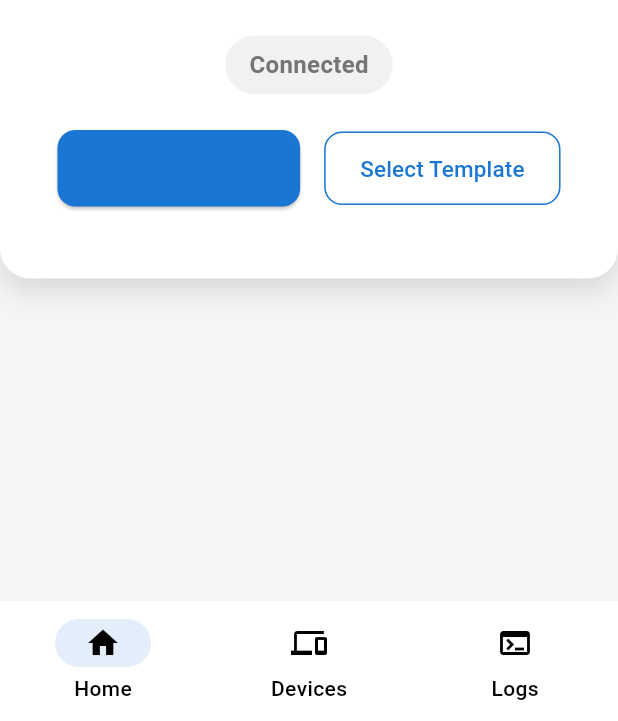
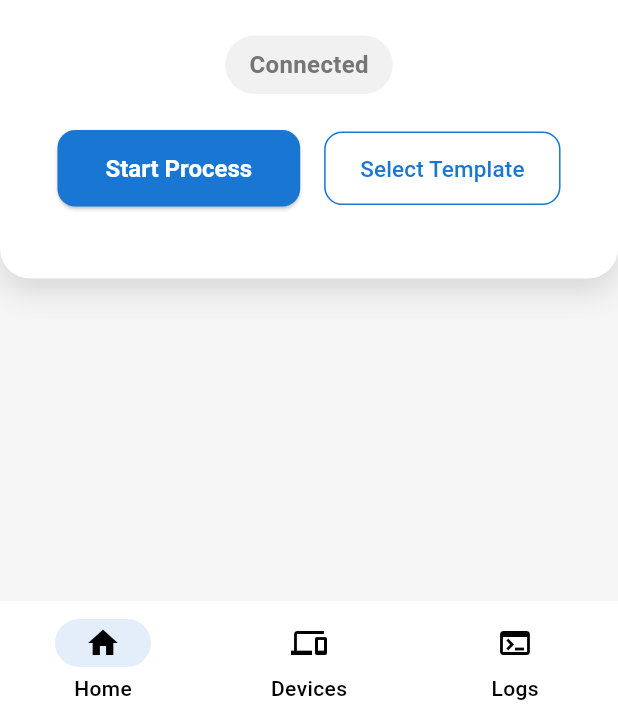
Before and after one commit to phamanhtuan-coder/esp_firmware_tool, a Flutter app: the screen it shows after launch, on a phone screen of 412 x 824 dp, the part 515-1236 px from its top. Run offline on Flutter 3.47's test engine with Material 3 defaults, Android fonts, the phone set to English and light mode, and no system bars; our stand-ins replace equatable, file_picker, flutter_bloc, get_it, socket_io_client; network calls fail.

Commit message:
feat(button): Update rounded button text color to white

```diff
--- a/lib/presentation/widgets/rounded_button.dart
+++ b/lib/presentation/widgets/rounded_button.dart
@@ -18,7 +18,7 @@ class RoundedButton extends StatelessWidget {
         ),
         padding: const EdgeInsets.symmetric(horizontal: 32, vertical: 16),
       ),
-      child: Text(label, style: const TextStyle(fontSize: 16)),
+      child: Text(label, style: const TextStyle(fontSize: 16,color: Colors.white)),
     );
   }
 }
```
